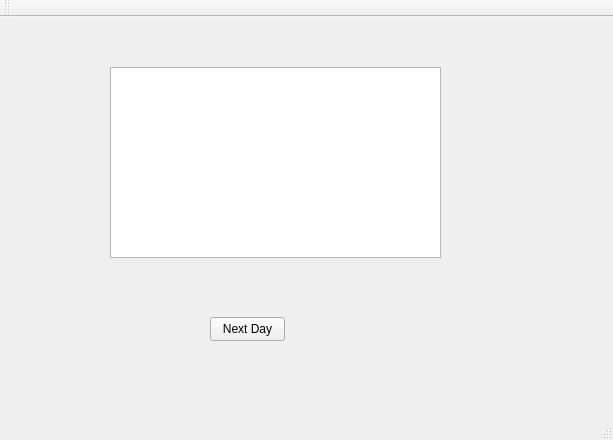
Before: the Qt Designer form Programming/Labs2/C++/Lab 1/Dates/Dates/Dates.ui in ALFecki/BSUIR, drawn with Qt 5.
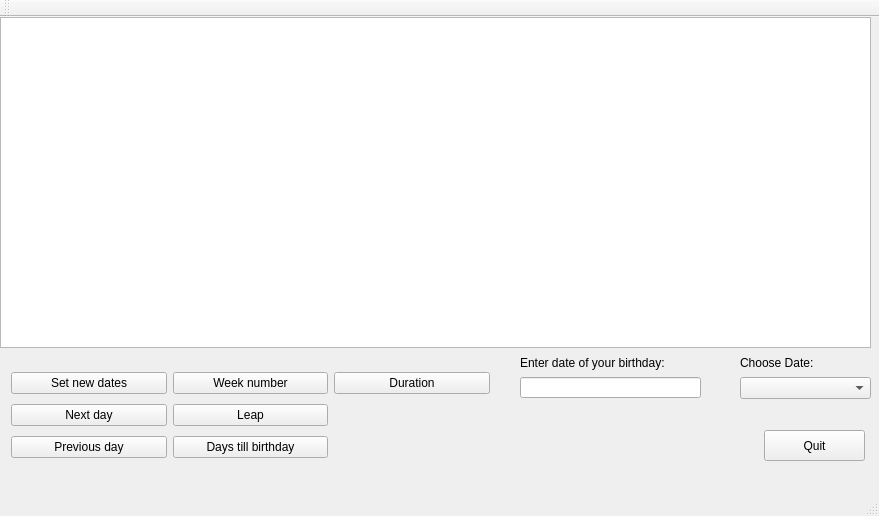
After: the same form once the commit is applied.

What changed in the file:
```diff
--- a/Programming/Labs2/C++/Lab 1/Dates/Dates/Dates.ui
+++ b/Programming/Labs2/C++/Lab 1/Dates/Dates/Dates.ui
@@ -6,38 +6,197 @@
    <rect>
     <x>0</x>
     <y>0</y>
-    <width>613</width>
-    <height>440</height>
+    <width>879</width>
+    <height>516</height>
    </rect>
   </property>
   <property name="windowTitle">
    <string>Dates</string>
   </property>
   <widget class="QWidget" name="centralWidget">
-   <widget class="QPushButton" name="pushButton">
-    <property name="geometry">
-     <rect>
-      <x>210</x>
-      <y>300</y>
-      <width>75</width>
-      <height>24</height>
-     </rect>
-    </property>
-    <property name="text">
-     <string>Next Day</string>
-    </property>
-   </widget>
    <widget class="QTableWidget" name="tableWidget">
-    <property name="enabled">
-     <bool>true</bool>
+    <property name="geometry">
+     <rect>
+      <x>0</x>
+      <y>0</y>
+      <width>871</width>
+      <height>331</height>
+     </rect>
     </property>
+   </widget>
+   <widget class="QWidget" name="gridLayoutWidget">
     <property name="geometry">
      <rect>
-      <x>110</x>
-      <y>50</y>
-      <width>331</width>
-      <height>191</height>
+      <x>0</x>
+      <y>340</y>
+      <width>501</width>
+      <height>116</height>
      </rect>
+    </property>
+    <layout class="QGridLayout" name="gridLayout">
+     <item row="0" column="0">
+      <widget class="QPushButton" name="pushButton">
+       <property name="font">
+        <font>
+         <pointsize>9</pointsize>
+        </font>
+       </property>
+       <property name="text">
+        <string>Set new dates</string>
+       </property>
+      </widget>
+     </item>
+     <item row="3" column="0">
+      <widget class="QPushButton" name="pushButton_3">
+       <property name="font">
+        <font>
+         <pointsize>9</pointsize>
+        </font>
+       </property>
+       <property name="text">
+        <string>Previous day</string>
+       </property>
+      </widget>
+     </item>
+     <item row="0" column="1">
+      <widget class="QPushButton" name="pushButton_4">
+       <property name="font">
+        <font>
+         <pointsize>9</pointsize>
+        </font>
+       </property>
+       <property name="text">
+        <string>Week number</string>
+       </property>
+      </widget>
+     </item>
+     <item row="2" column="0">
+      <widget class="QPushButton" name="pushButton_2">
+       <property name="font">
+        <font>
+         <pointsize>9</pointsize>
+        </font>
+       </property>
+       <property name="text">
+        <string>Next day</string>
+       </property>
+      </widget>
+     </item>
+     <item row="3" column="1">
+      <widget class="QPushButton" name="pushButton_6">
+       <property name="font">
+        <font>
+         <pointsize>9</pointsize>
+        </font>
+       </property>
+       <property name="text">
+        <string>Days till birthday</string>
+       </property>
+      </widget>
+     </item>
+     <item row="2" column="1">
+      <widget class="QPushButton" name="pushButton_5">
+       <property name="font">
+        <font>
+         <pointsize>9</pointsize>
+        </font>
+       </property>
+       <property name="text">
+        <string>Leap</string>
+       </property>
+      </widget>
+     </item>
+     <item row="0" column="2">
+      <widget class="QPushButton" name="pushButton_7">
+       <property name="font">
+        <font>
+         <pointsize>9</pointsize>
+        </font>
+       </property>
+       <property name="text">
+        <string>Duration</string>
+       </property>
+      </widget>
+     </item>
+    </layout>
+   </widget>
+   <widget class="QComboBox" name="comboBox">
+    <property name="geometry">
+     <rect>
+      <x>740</x>
+      <y>360</y>
+      <width>131</width>
+      <height>22</height>
+     </rect>
+    </property>
+   </widget>
+   <widget class="QLabel" name="label">
+    <property name="geometry">
+     <rect>
+      <x>740</x>
+      <y>320</y>
+      <width>131</width>
+      <height>51</height>
+     </rect>
+    </property>
+    <property name="font">
+     <font>
+      <pointsize>9</pointsize>
+     </font>
+    </property>
+    <property name="text">
+     <string>Choose Date:</string>
+    </property>
+   </widget>
+   <widget class="QPushButton" name="quit">
+    <property name="geometry">
+     <rect>
+      <x>764</x>
+      <y>413</y>
+      <width>101</width>
+      <height>31</height>
+     </rect>
+    </property>
+    <property name="font">
+     <font>
+      <pointsize>9</pointsize>
+     </font>
+    </property>
+    <property name="text">
+     <string>Quit</string>
+    </property>
+   </widget>
+   <widget class="QLineEdit" name="lineEdit">
+    <property name="geometry">
+     <rect>
+      <x>520</x>
+      <y>360</y>
+      <width>181</width>
+      <height>21</height>
+     </rect>
+    </property>
+    <property name="font">
+     <font>
+      <pointsize>9</pointsize>
+     </font>
+    </property>
+   </widget>
+   <widget class="QLabel" name="label_2">
+    <property name="geometry">
+     <rect>
+      <x>520</x>
+      <y>330</y>
+      <width>191</width>
+      <height>31</height>
+     </rect>
+    </property>
+    <property name="font">
+     <font>
+      <pointsize>9</pointsize>
+     </font>
+    </property>
+    <property name="text">
+     <string>Enter date of your birthday:</string>
     </property>
    </widget>
   </widget>
```
Left out of the diff: 23 changed lines with no effect on the pictures.
